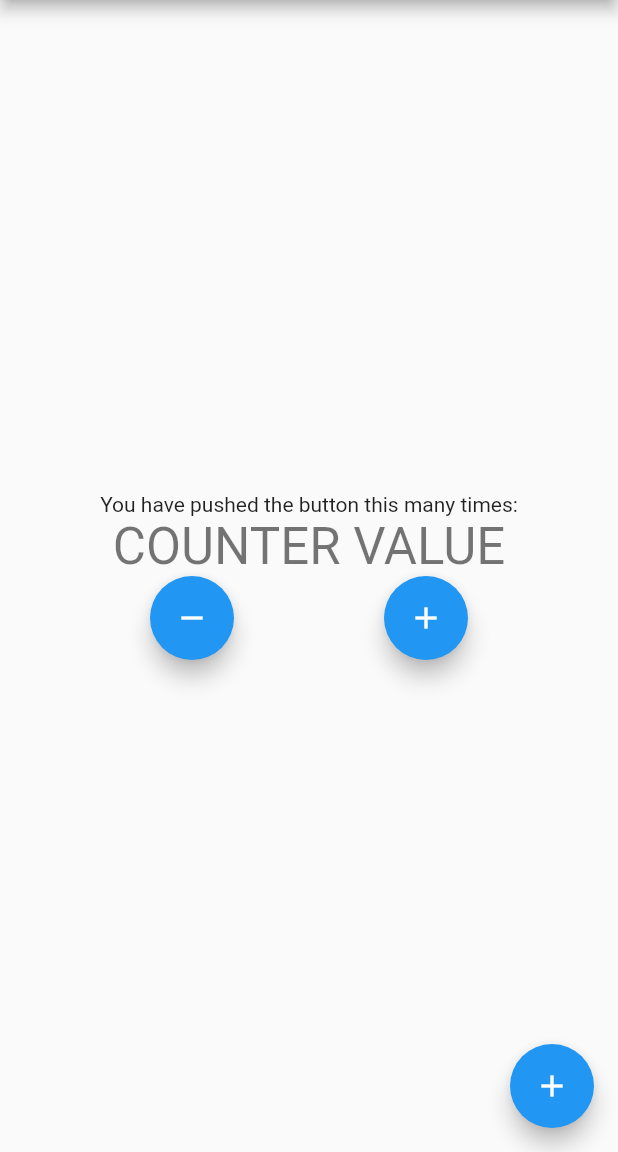
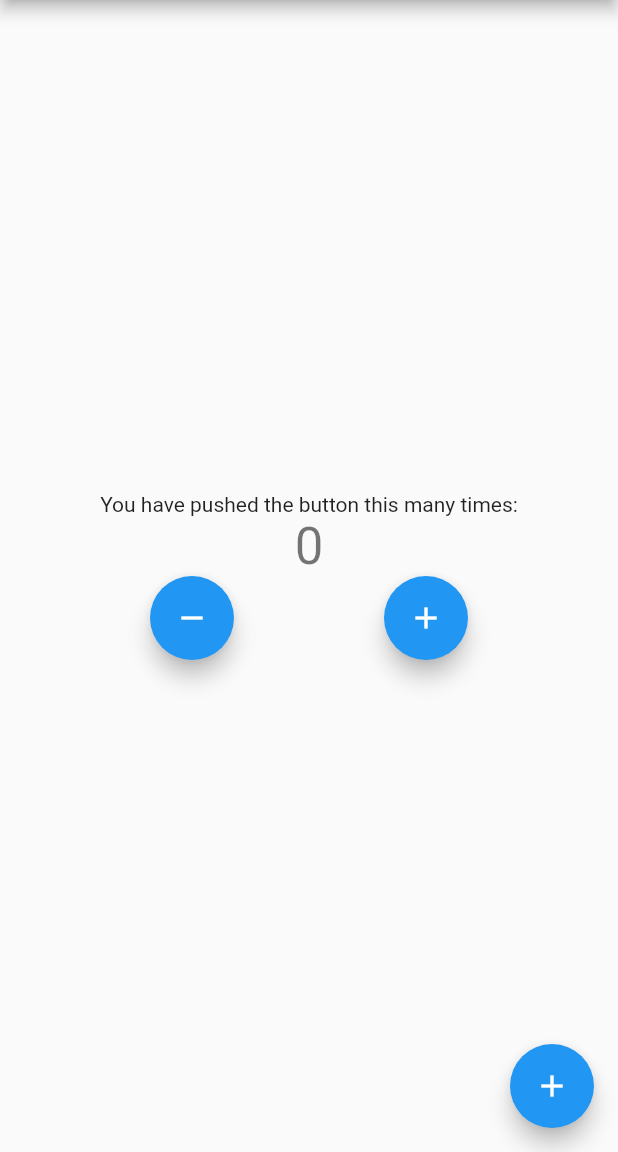
Before and after one commit to justcier/bloc_practise, a Flutter app: the screen it shows after launch, on a phone screen of 412 x 824 dp, the part 84-1236 px from its top. Run offline on Flutter 3.47's test engine with Material 2 defaults, Android fonts, the phone set to English and light mode, and no system bars; our stand-ins replace bloc, flutter_bloc.

```diff
--- a/lib/main.dart
+++ b/lib/main.dart
@@ -57,9 +57,36 @@ class _MyHomePageState extends State<MyHomePage> {
             const Text(
               'You have pushed the button this many times:',
             ),
-            Text(
-              'COUNTER VALUE',
-              style: Theme.of(context).textTheme.headline4,
+            BlocConsumer<CounterCubit, CounterState>(
+              listener: (context, state) {
+                if (state.wasIncremented == true) {
+                  ScaffoldMessenger.of(context).showSnackBar(
+                    const SnackBar(
+                      content: Text('Incremented!'),
+                      duration: Duration(milliseconds: 300),
+                    ),
+                  );
+                } else if (state.wasIncremented == false) {
+                  ScaffoldMessenger.of(context).showSnackBar(
+                    const SnackBar(
+                      content: Text('Decremented!'),
+                      duration: Duration(milliseconds: 300),
+                    ),
+                  );
+                }
+              },
+              builder: (context, state) {
+                if (state.counterValue < 0) {
+                  return Text(
+                    'BRR, NEGATIVE ' + state.counterValue.toString(),
+                    style: Theme.of(context).textTheme.headline4,
+                  );
+                }
+                return Text(
+                  state.counterValue.toString(),
+                  style: Theme.of(context).textTheme.headline4,
+                );
+              },
             ),
             Row(
               mainAxisAlignment: MainAxisAlignment.spaceEvenly,
```
